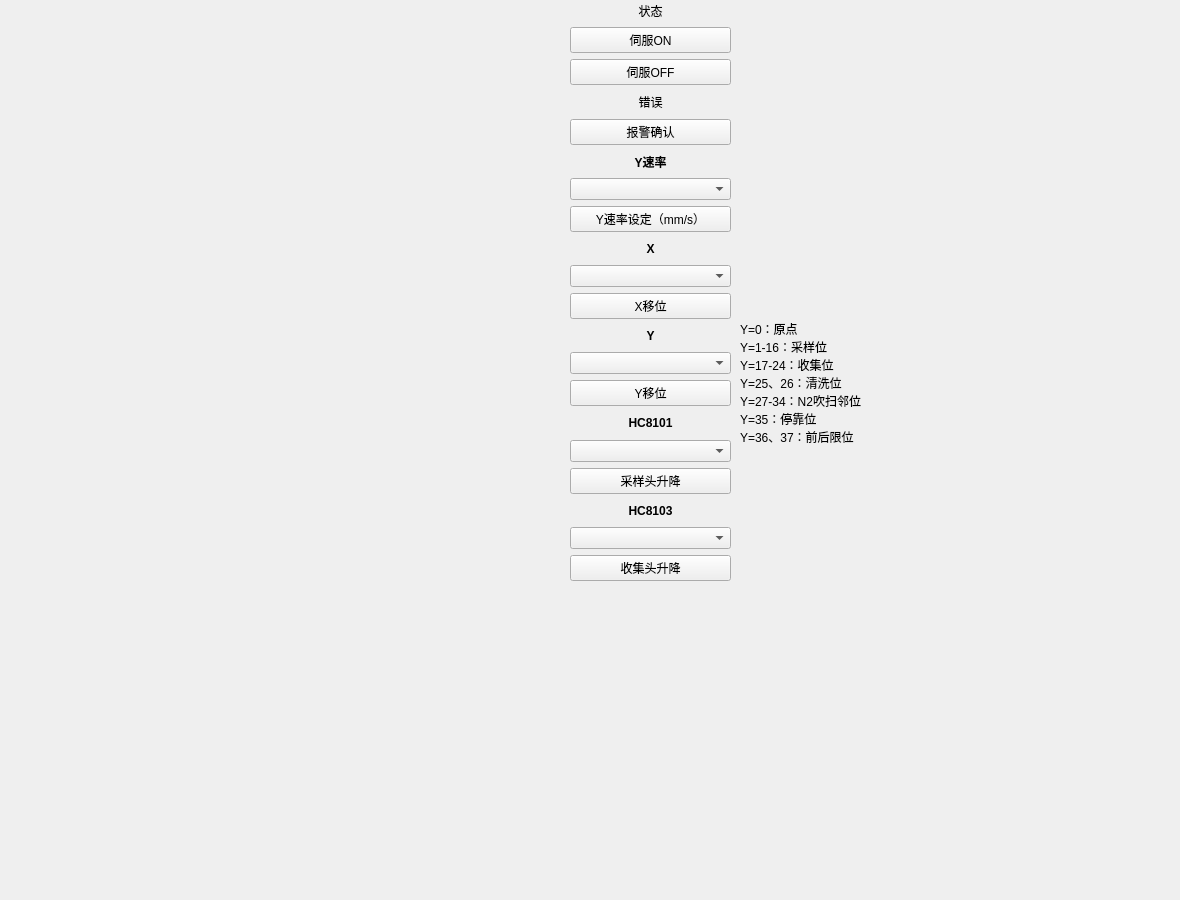
huayunfly/goiot, file cpp/8H82600/form_distributorsetting.ui: the form before one commit.
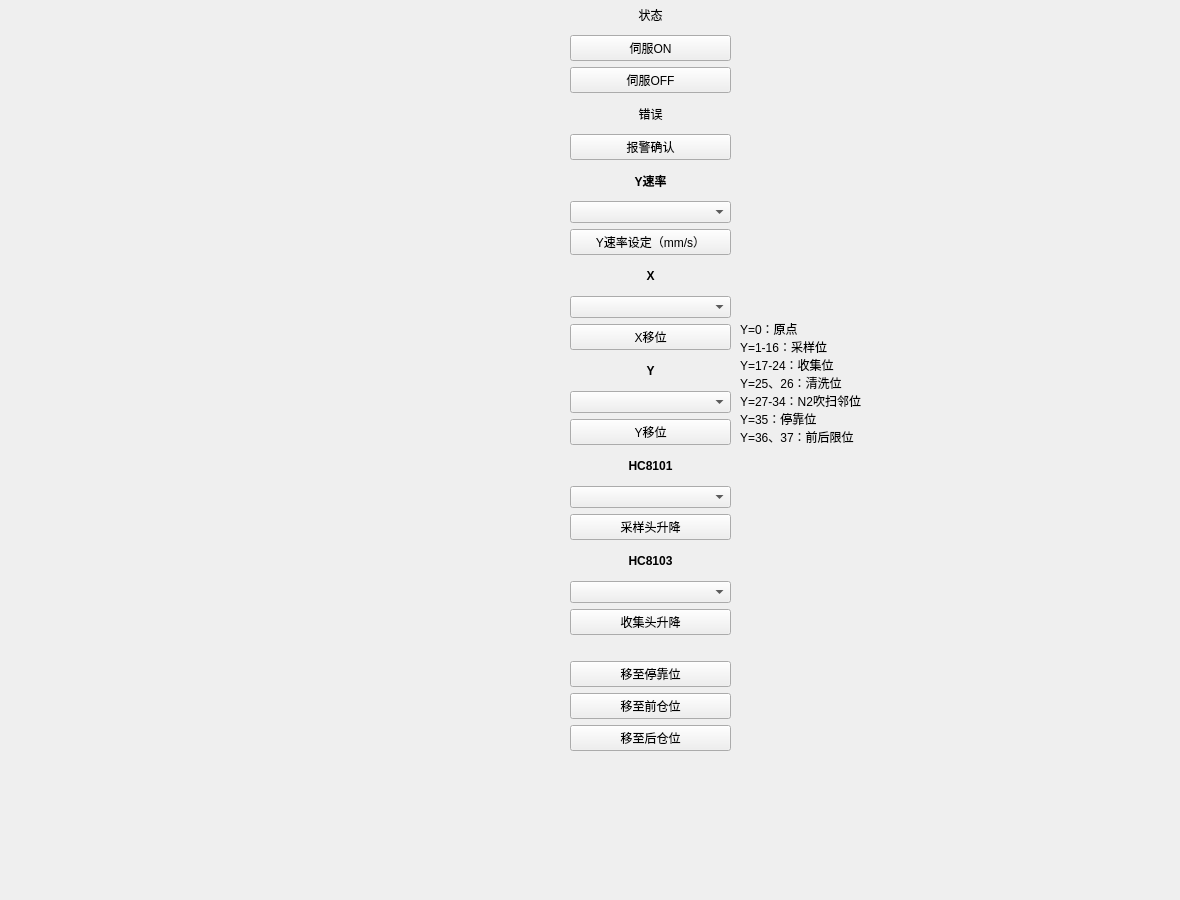
The form after the commit.

The edit to the form file:
```diff
--- a/cpp/8H82600/form_distributorsetting.ui
+++ b/cpp/8H82600/form_distributorsetting.ui
@@ -30,7 +30,7 @@
      <x>570</x>
      <y>0</y>
      <width>161</width>
-     <height>581</height>
+     <height>751</height>
     </rect>
    </property>
    <layout class="QVBoxLayout" name="verticalLayout_2">
@@ -205,6 +205,40 @@
       </property>
      </widget>
     </item>
+    <item>
+     <spacer name="horizontalSpacer">
+      <property name="orientation">
+       <enum>Qt::Horizontal</enum>
+      </property>
+      <property name="sizeHint" stdset="0">
+       <size>
+        <width>40</width>
+        <height>20</height>
+       </size>
+      </property>
+     </spacer>
+    </item>
+    <item>
+     <widget class="QPushButton" name="button_dock">
+      <property name="text">
+       <string>移至停靠位</string>
+      </property>
+     </widget>
+    </item>
+    <item>
+     <widget class="QPushButton" name="button_to_forefront">
+      <property name="text">
+       <string>移至前仓位</string>
+      </property>
+     </widget>
+    </item>
+    <item>
+     <widget class="QPushButton" name="button_to_rearmost">
+      <property name="text">
+       <string>移至后仓位</string>
+      </property>
+     </widget>
+    </item>
    </layout>
   </widget>
   <widget class="QLabel" name="label">
```
